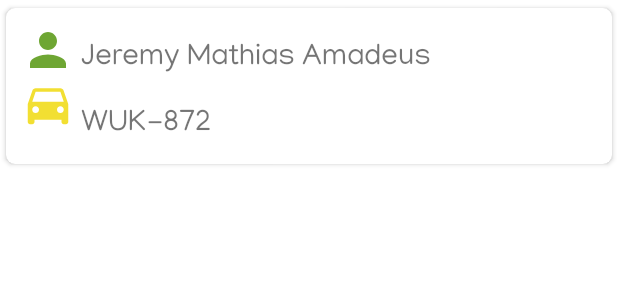
After one commit to Bikcodeh/parkingkotlin, an Android app: the layout item_list_client.xml on its own in the app's theme, with its tools: preview values and no code run, on a phone screen of 412 x 824 dp. The commit adds this screen. Shown: the top 300 px of the screen. Run offline under Robolectric (Android 15) with nearby library versions, the phone set to English and light mode, and no system bars.

Commit message:
UI: crea pantalla de listado de clientes
-Agrega dimen
-Crea item list client
-Agrega drawables
-Crea adapter para el listado de clientes
-Implementa patron MVP en el activity List Clients
-Modifica la interfaz dao del cliente, ya no es livedata ahora es list
la funcion getClients

```diff
--- /dev/null
+++ b/app/src/main/java/com/example/parkingkotlin/activity/listClients/repository/ListClientsRepository.kt
@@ -0,0 +1,4 @@
+package com.example.parkingkotlin.activity.listClients.repository
+
+interface ListClientsRepository {
+}
--- /dev/null
+++ b/app/src/main/java/com/example/parkingkotlin/activity/listClients/repository/ListClientsRepositoryImpl.kt
@@ -0,0 +1,4 @@
+package com.example.parkingkotlin.activity.listClients.repository
+
+class ListClientsRepositoryImpl {
+}
--- a/app/src/main/java/com/example/parkingkotlin/database/dao/ClientDao.kt
+++ b/app/src/main/java/com/example/parkingkotlin/database/dao/ClientDao.kt
@@ -1,6 +1,5 @@
 package com.example.parkingkotlin.database.dao
 
-import androidx.lifecycle.LiveData
 import androidx.room.*
 import com.example.parkingkotlin.database.entity.ClientEntity
 
@@ -17,6 +16,6 @@ interface ClientDao {
     fun delete(clientEntity: ClientEntity)
 
     @Query("SELECT * FROM ${ClientEntity.TABLE_NAME} WHERE active = 1 ORDER BY name")
-    fun getClients(): LiveData<List<ClientEntity>>
+    fun getClients(): List<ClientEntity>
 
 }
--- /dev/null
+++ b/app/src/main/res/drawable/ic_directions_car_yellow.xml
@@ -0,0 +1,5 @@
+<vector android:height="64dp" android:tint="#F2DF32"
+    android:viewportHeight="24.0" android:viewportWidth="24.0"
+    android:width="64dp" xmlns:android="http://schemas.android.com/apk/res/android">
+    <path android:fillColor="#FF000000" android:pathData="M18.92,6.01C18.72,5.42 18.16,5 17.5,5h-11c-0.66,0 -1.21,0.42 -1.42,1.01L3,12v8c0,0.55 0.45,1 1,1h1c0.55,0 1,-0.45 1,-1v-1h12v1c0,0.55 0.45,1 1,1h1c0.55,0 1,-0.45 1,-1v-8l-2.08,-5.99zM6.5,16c-0.83,0 -1.5,-0.67 -1.5,-1.5S5.67,13 6.5,13s1.5,0.67 1.5,1.5S7.33,16 6.5,16zM17.5,16c-0.83,0 -1.5,-0.67 -1.5,-1.5s0.67,-1.5 1.5,-1.5 1.5,0.67 1.5,1.5 -0.67,1.5 -1.5,1.5zM5,11l1.5,-4.5h11L19,11L5,11z"/>
+</vector>
--- /dev/null
+++ b/app/src/main/res/drawable/ic_person_green.xml
@@ -0,0 +1,5 @@
+<vector android:height="64dp" android:tint="#6EA633"
+    android:viewportHeight="24.0" android:viewportWidth="24.0"
+    android:width="64dp" xmlns:android="http://schemas.android.com/apk/res/android">
+    <path android:fillColor="#FF000000" android:pathData="M12,12c2.21,0 4,-1.79 4,-4s-1.79,-4 -4,-4 -4,1.79 -4,4 1.79,4 4,4zM12,14c-2.67,0 -8,1.34 -8,4v2h16v-2c0,-2.66 -5.33,-4 -8,-4z"/>
+</vector>
--- /dev/null
+++ b/app/src/main/res/layout/item_list_client.xml
@@ -0,0 +1,58 @@
+<?xml version="1.0" encoding="utf-8"?>
+<androidx.cardview.widget.CardView xmlns:android="http://schemas.android.com/apk/res/android"
+    xmlns:app="http://schemas.android.com/apk/res-auto"
+    xmlns:tools="http://schemas.android.com/tools"
+    android:layout_width="match_parent"
+    android:layout_height="wrap_content"
+    android:orientation="vertical"
+    app:cardCornerRadius="@dimen/six_dp"
+    app:cardElevation="@dimen/two_dp"
+    app:cardUseCompatPadding="true">
+
+    <RelativeLayout
+        android:layout_width="match_parent"
+        android:layout_height="wrap_content"
+        android:layout_margin="@dimen/ten_dp">
+
+        <ImageView
+            android:id="@+id/item_list_client_img_person"
+            android:layout_width="36dp"
+            android:layout_height="36dp"
+            android:layout_alignParentStart="true"
+            android:layout_alignParentTop="true"
+            android:layout_marginEnd="@dimen/four_dp"
+            android:src="@drawable/ic_person_green"
+            tools:ignore="ContentDescription" />
+
+        <TextView
+            android:id="@+id/item_list_client_txt_name"
+            android:layout_width="match_parent"
+            android:layout_height="wrap_content"
+            android:layout_toEndOf="@+id/item_list_client_img_person"
+            android:paddingTop="@dimen/eight_dp"
+            android:text="Jeremy Mathias Amadeus"
+            android:textSize="@dimen/big_font_size" />
+
+        <ImageView
+            android:id="@+id/item_list_client_img_car"
+            android:layout_width="36dp"
+            android:layout_height="36dp"
+            android:layout_below="@+id/item_list_client_img_person"
+            android:layout_alignParentStart="true"
+            android:layout_marginEnd="@dimen/four_dp"
+            android:src="@drawable/ic_directions_car_yellow"
+            tools:ignore="ContentDescription" />
+
+        <TextView
+            android:id="@+id/item_list_client_txt_plaque"
+            android:layout_width="match_parent"
+            android:layout_height="wrap_content"
+            android:layout_below="@+id/item_list_client_txt_name"
+            android:layout_marginTop="@dimen/twelve_dp"
+            android:layout_toEndOf="@+id/item_list_client_img_car"
+            android:text="WUK-872"
+            android:textSize="@dimen/big_font_size" />
+
+    </RelativeLayout>
+
+</androidx.cardview.widget.CardView>
--- a/app/src/main/res/values/dimens.xml
+++ b/app/src/main/res/values/dimens.xml
@@ -2,11 +2,14 @@
 <resources>
 
     <dimen name="normal_font_size">16sp</dimen>
+    <dimen name="big_font_size">20sp</dimen>
     <dimen name="sixteen_dp">16dp</dimen>
     <dimen name="eight_dp">8dp</dimen>
     <dimen name="two_dp">2dp</dimen>
     <dimen name="ten_dp">10dp</dimen>
     <dimen name="six_dp">6dp</dimen>
     <dimen name="width_image_main">60dp</dimen>
+    <dimen name="four_dp">4dp</dimen>
+    <dimen name="twelve_dp">12dp</dimen>
 
 </resources>
```
Also changed, not shown: app/src/main/AndroidManifest.xml (+6 -2 lines), app/src/main/java/com/example/parkingkotlin/activity/listClients/presenter/ListClientsPresenter.kt (added, +12 -0 lines), app/src/main/java/com/example/parkingkotlin/activity/listClients/presenter/ListClientsPresenterImpl.kt (added, +21 -0 lines), app/src/main/java/com/example/parkingkotlin/activity/listClients/view/ListClientsActivity.kt (added, +51 -0 lines), app/src/main/java/com/example/parkingkotlin/activity/listClients/view/ListClientsView.kt (added, +13 -0 lines), app/src/main/java/com/example/parkingkotlin/adapter/ClientAdapter.kt (added, +32 -0 lines), app/src/main/res/layout/activity_list_clients.xml (added, +16 -0 lines).
